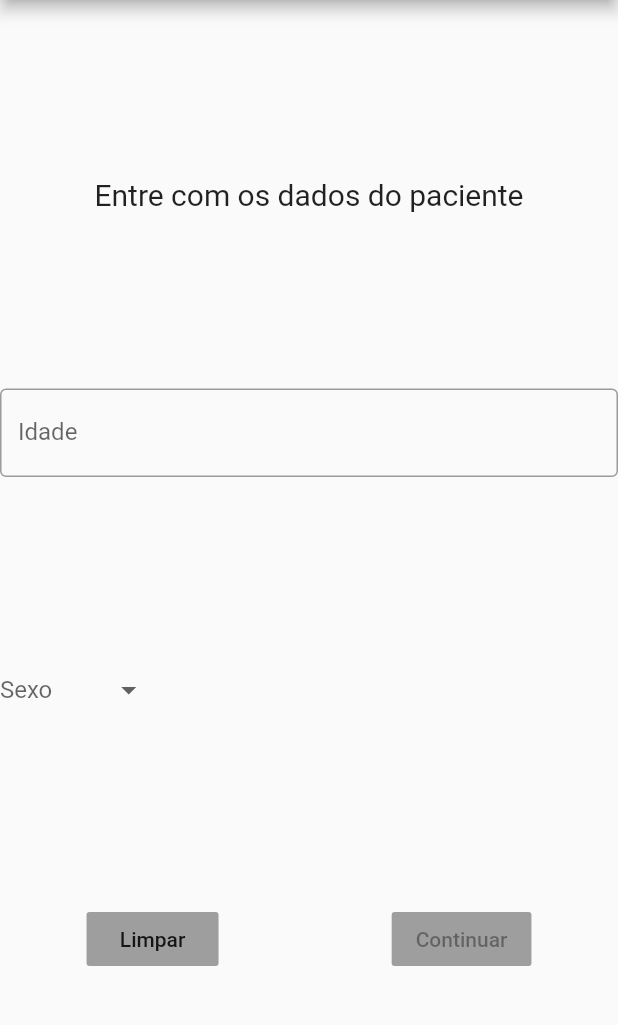
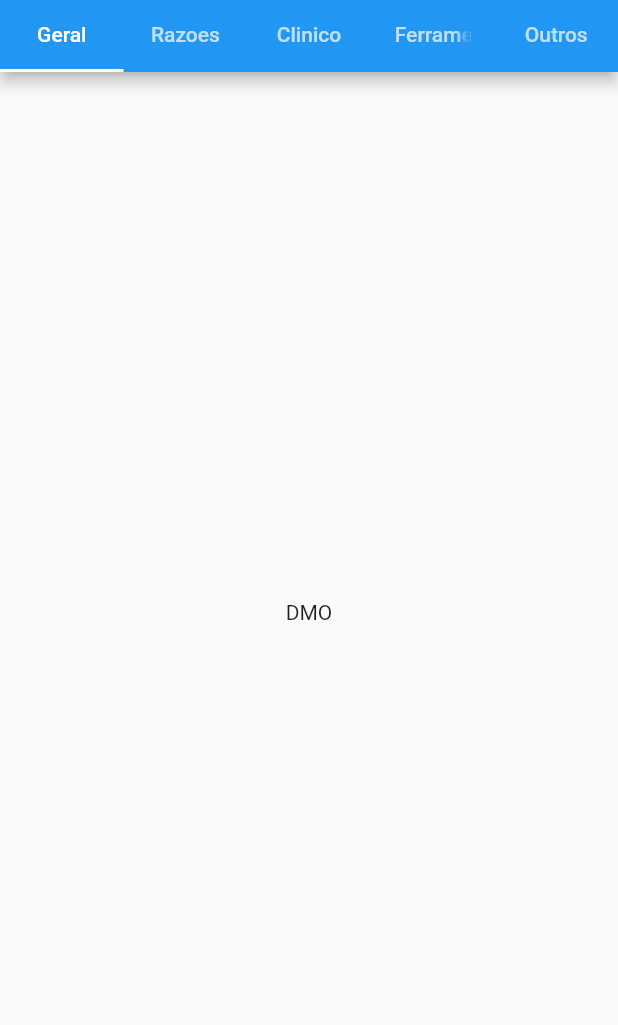
Before and after one commit to med-checkapp/app, a Flutter app: the screen it shows after launch, on a phone screen of 412 x 824 dp, the part 84-1109 px from its top. Run offline on Flutter 3.47's test engine with Material 2 defaults, Android fonts, the phone set to English and light mode, and no system bars; missing offline and left inert: dart:js.

Commit message:
Implementa a tela da wiki
Implementa a visualização em tabs da Wiki. Falta ver como vai ficar o
Rich Text

Signed-off-by: Wander Souza <wanderdasouza@gmail.com>

```diff
--- a/lib/main.dart
+++ b/lib/main.dart
@@ -1,12 +1,15 @@
+import 'dart:js';
+
 import 'package:check_app/Notifiers/profiling_state.dart';
 import 'package:flutter/material.dart';
 import 'package:check_app/pages/profiling.dart';
 import 'package:provider/provider.dart';
 import 'package:check_app/pages/action_list.dart';
+import 'package:check_app/pages/wiki.dart';
 
 
 void main() => runApp(MaterialApp(
-    initialRoute: '/',
+    initialRoute: '/wiki',
     routes: {
       '/': (context) {
         return ChangeNotifierProvider<ProfilingState>(
@@ -15,6 +18,7 @@ void main() => runApp(MaterialApp(
         );
       },
       '/actionList': (context) => ActionList(),
+      '/wiki': (context) => Wiki(),
     },
   ),
 );
--- a/lib/pages/profiling.dart
+++ b/lib/pages/profiling.dart
@@ -20,7 +20,6 @@ class _ProfilingState extends State<Profiling> {
   @override
   void initState() {
     super.initState();
-
   }
 
   @override
--- /dev/null
+++ b/lib/pages/wiki.dart
@@ -0,0 +1,36 @@
+import 'package:flutter/material.dart';
+
+class Wiki extends StatelessWidget {
+
+  String capitalize(String s) => s.length > 1? s[0].toUpperCase() + s.substring(1): s[0].toUpperCase();
+
+
+  @override
+  Widget build(BuildContext context) {
+    Map data = {
+      "geral": "DMO",
+      "razoes": "razoes",
+      "clinico": "clinico",
+      "ferramentas": "ferramentas",
+      "outros": "outros"
+    };
+    //Map data = ModalRoute.of(context).settings.arguments;
+    print(data.keys.length);
+    return DefaultTabController(
+      length: data.keys.length,
+      child: Scaffold(
+
+        appBar: AppBar(
+            bottom: TabBar(
+              tabs: data.keys.map((k) => Tab(text: capitalize(k))).toList()
+            ),
+            title: Text("CheckApp")),
+        drawer: Drawer(),
+        body: TabBarView(
+          children: data.values.map((k) => Tab(text: capitalize(k))).toList(),
+        ),
+
+      ),
+    );
+  }
+}
```
